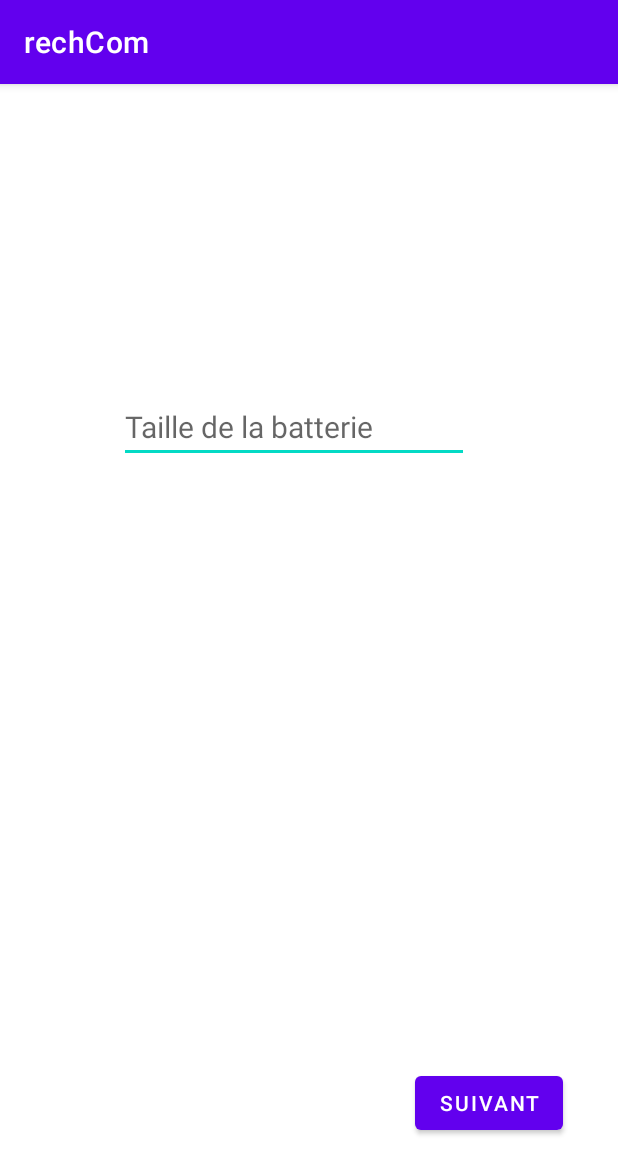
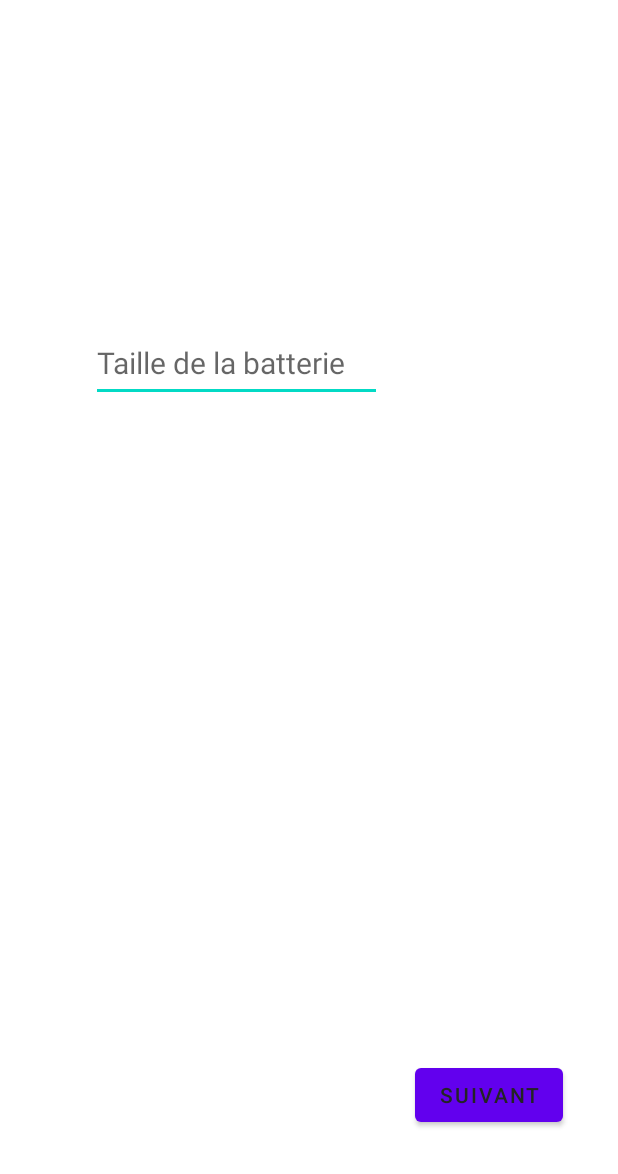
Before and after one commit to ernivani/rechComp, an Android app: the screen it shows after launch (MainActivity), on a phone screen of 412 x 824 dp. Shown: the top 1174 px of the screen. Run offline under Robolectric (Android 15) with nearby library versions, the phone set to English and light mode, and no system bars.

Commit message:
base style

```diff
--- a/app/src/main/java/fr/ernicani/rechcom/MainActivity.kt
+++ b/app/src/main/java/fr/ernicani/rechcom/MainActivity.kt
@@ -20,12 +20,7 @@ class MainActivity : AppCompatActivity() {
         val BattSizeText = findViewById<TextView>(R.id.tailleBatt)
 
         nextButton.setOnClickListener {
-            if (BattSize == null) {
-                BattSize = BattSizeText.text.toString()
-            }
-            else {
-                BattSizeText.text = BattSize
-            }
+            BattSize = BattSizeText.text.toString()
         }
     }
 }
--- a/app/src/main/res/layout/activity_main.xml
+++ b/app/src/main/res/layout/activity_main.xml
@@ -7,19 +7,22 @@
     tools:context=".MainActivity">
 
     <TextView
+        android:id="@+id/textView"
         android:layout_width="wrap_content"
         android:layout_height="wrap_content"
         android:text="Hello World!"
+        android:visibility="invisible"
         app:layout_constraintBottom_toBottomOf="parent"
         app:layout_constraintEnd_toEndOf="parent"
+        app:layout_constraintHorizontal_bias="0.505"
         app:layout_constraintStart_toStartOf="parent"
         app:layout_constraintTop_toTopOf="parent"
-        android:visibility="invisible"/>
+        app:layout_constraintVertical_bias="0.459" />
 
     <EditText
         android:id="@+id/tailleBatt"
-        android:layout_width="wrap_content"
-        android:layout_height="wrap_content"
+        android:layout_width="194dp"
+        android:layout_height="52dp"
         android:autofillHints=""
         android:ems="10"
         android:hint="@string/TailleBatt"
@@ -28,10 +31,11 @@
         android:textSize="20sp"
         app:layout_constraintBottom_toBottomOf="parent"
         app:layout_constraintEnd_toEndOf="parent"
-        app:layout_constraintHorizontal_bias="0.445"
+        app:layout_constraintHorizontal_bias="0.278"
         app:layout_constraintStart_toStartOf="parent"
         app:layout_constraintTop_toTopOf="parent"
-        app:layout_constraintVertical_bias="0.284" />
+        app:layout_constraintVertical_bias="0.28"
+        android:textColor="@color/teal_700"/>
 
     <Button
         android:id="@+id/suivantButt"
@@ -46,4 +50,5 @@
         app:layout_constraintVertical_bias="0.91"/>
 
 
+
 </androidx.constraintlayout.widget.ConstraintLayout>
--- a/app/src/main/res/values-night/themes.xml
+++ b/app/src/main/res/values-night/themes.xml
@@ -1,14 +1,14 @@
 <resources xmlns:tools="http://schemas.android.com/tools">
     <!-- Base application theme. -->
-    <style name="Theme.RechCom" parent="Theme.MaterialComponents.DayNight.DarkActionBar">
+    <style name="Theme.RechCom" parent="Theme.MaterialComponents.DayNight.NoActionBar">
         <!-- Primary brand color. -->
-        <item name="colorPrimary">@color/purple_200</item>
+        <item name="colorPrimary">@color/purple_500</item>
         <item name="colorPrimaryVariant">@color/purple_700</item>
-        <item name="colorOnPrimary">@color/black</item>
+        <item name="colorOnPrimary">@color/backgroundColor</item>
         <!-- Secondary brand color. -->
         <item name="colorSecondary">@color/teal_200</item>
-        <item name="colorSecondaryVariant">@color/teal_200</item>
-        <item name="colorOnSecondary">@color/black</item>
+        <item name="colorSecondaryVariant">@color/teal_700</item>
+        <item name="colorOnSecondary">@color/backgroundColor</item>
         <!-- Status bar color. -->
         <item name="android:statusBarColor">?attr/colorPrimaryVariant</item>
         <!-- Customize your theme here. -->
--- a/app/src/main/res/values/colors.xml
+++ b/app/src/main/res/values/colors.xml
@@ -7,4 +7,6 @@
     <color name="teal_700">#FF018786</color>
     <color name="black">#FF000000</color>
     <color name="white">#FFFFFFFF</color>
+
+    <color name="backgroundColor">#242425</color>
 </resources>
--- a/app/src/main/res/values/themes.xml
+++ b/app/src/main/res/values/themes.xml
@@ -1,14 +1,14 @@
 <resources xmlns:tools="http://schemas.android.com/tools">
     <!-- Base application theme. -->
-    <style name="Theme.RechCom" parent="Theme.MaterialComponents.DayNight.DarkActionBar">
+    <style name="Theme.RechCom" parent="Theme.MaterialComponents.DayNight.NoActionBar">
         <!-- Primary brand color. -->
         <item name="colorPrimary">@color/purple_500</item>
         <item name="colorPrimaryVariant">@color/purple_700</item>
-        <item name="colorOnPrimary">@color/white</item>
+        <item name="colorOnPrimary">@color/backgroundColor</item>
         <!-- Secondary brand color. -->
         <item name="colorSecondary">@color/teal_200</item>
         <item name="colorSecondaryVariant">@color/teal_700</item>
-        <item name="colorOnSecondary">@color/black</item>
+        <item name="colorOnSecondary">@color/backgroundColor</item>
         <!-- Status bar color. -->
         <item name="android:statusBarColor">?attr/colorPrimaryVariant</item>
         <!-- Customize your theme here. -->
```
